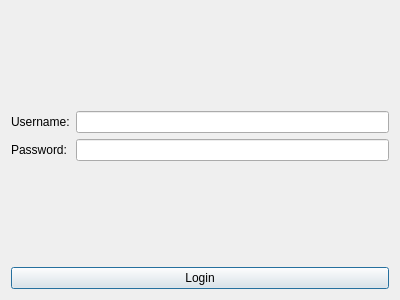
Above: src/client/stub/login.ui from aleoli/Shared-Editor before the change. Below: the same form after it.
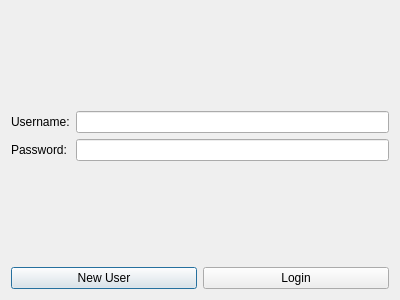
That is the form after the change.

```diff
--- a/src/client/stub/login.ui
+++ b/src/client/stub/login.ui
@@ -78,6 +78,15 @@
     </spacer>
    </item>
    <item>
+    <layout class="QHBoxLayout" name="horizontalLayout">
+     <item>
+      <widget class="QPushButton" name="newButton">
+       <property name="text">
+        <string>New User</string>
+       </property>
+      </widget>
+     </item>
+     <item>
     <widget class="QPushButton" name="loginButton">
      <property name="text">
       <string>Login</string>
@@ -85,6 +94,8 @@
     </widget>
    </item>
   </layout>
+   </item>
+  </layout>
  </widget>
  <resources/>
  <connections>
```
Left out of the diff: 23 changed lines with no effect on the pictures. Lines whose indentation alone changed are shown as unchanged.
